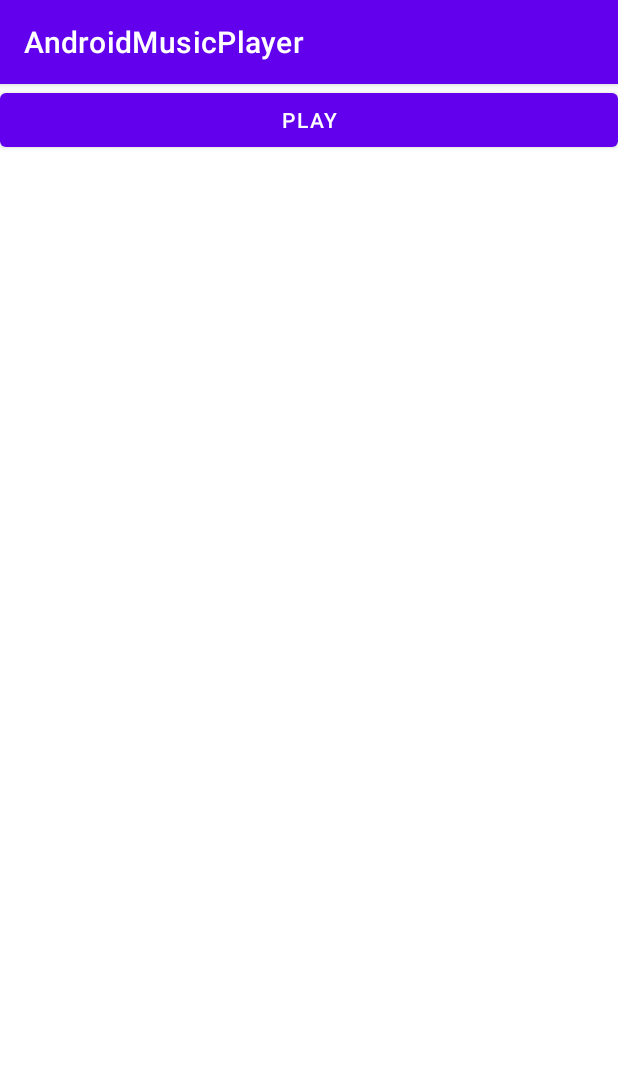
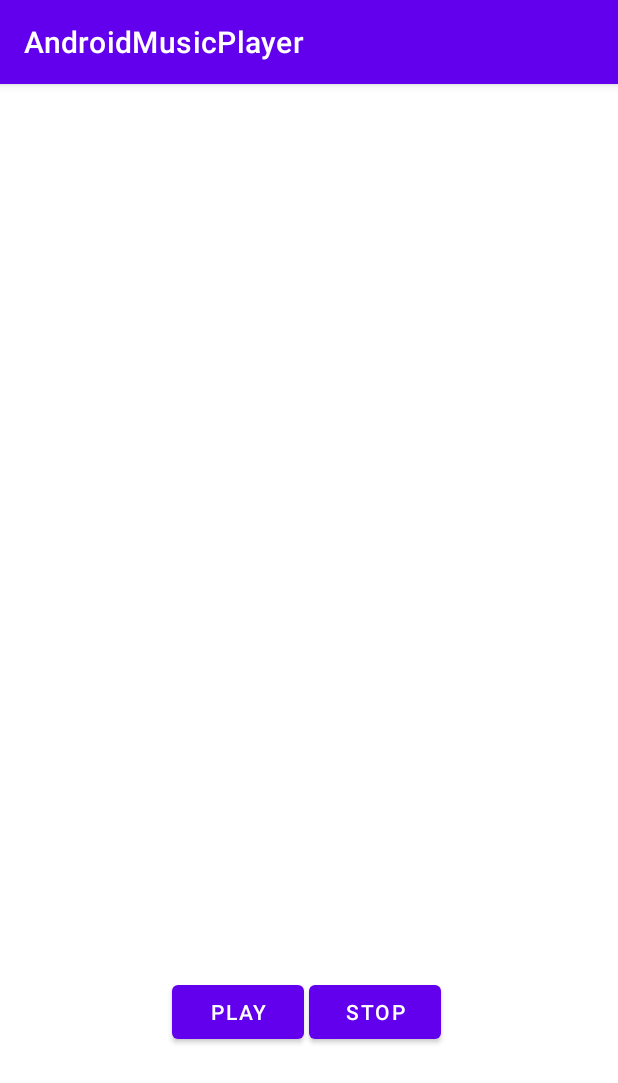
Before and after one commit to elimlk/AndroidMusicPlayer, an Android app: the screen it shows after launch (MainActivity), after a tap on "STOP", on a phone screen of 412 x 824 dp. Shown: the top 1083 px of the screen. Run offline under Robolectric (Android 15) with nearby library versions, the phone set to English and light mode, and no system bars; 1 other tap on this screen came first.

Commit message:
Basic Music PLayer with one song only by hardcoded path

```diff
--- a/app/src/main/java/com/example/androidmusicplayer/MainActivity.java
+++ b/app/src/main/java/com/example/androidmusicplayer/MainActivity.java
@@ -40,5 +40,8 @@ public class MainActivity extends AppCompatActivity {
     }
 
     private void stopMusic() {
+        Intent intent = new Intent(this,MediaService.class);
+        stopService(intent);
+
     }
 }
--- a/app/src/main/res/layout/activity_main.xml
+++ b/app/src/main/res/layout/activity_main.xml
@@ -7,10 +7,32 @@
     tools:context=".MainActivity"
     android:orientation="vertical">
 
-    <Button
-        android:layout_width="match_parent"
+
+    <LinearLayout android:layout_width="match_parent"
         android:layout_height="wrap_content"
-        android:id="@+id/btn_play"
-        android:text="Play"/>
+        android:layout_weight="6">
+
+    </LinearLayout>
+    <LinearLayout android:layout_width="match_parent"
+        android:layout_height="wrap_content"
+        android:layout_weight="1"
+        android:orientation="horizontal"
+        android:gravity="center_horizontal"
+        android:padding="15dp"
+        android:layout_margin="15sp"
+        >
+        <Button
+            android:layout_width="wrap_content"
+            android:layout_height="wrap_content"
+            android:layout_marginEnd="3sp"
+            android:id="@+id/btn_play"
+            android:text="Play"/>
+        <Button
+            android:layout_width="wrap_content"
+            android:layout_height="wrap_content"
+            android:layout_marginEnd="3sp"
+            android:id="@+id/btn_stop"
+            android:text="stop"/>
+    </LinearLayout>
 
 </LinearLayout>
```
Also changed, not shown: gradle/wrapper/gradle-wrapper.properties.
